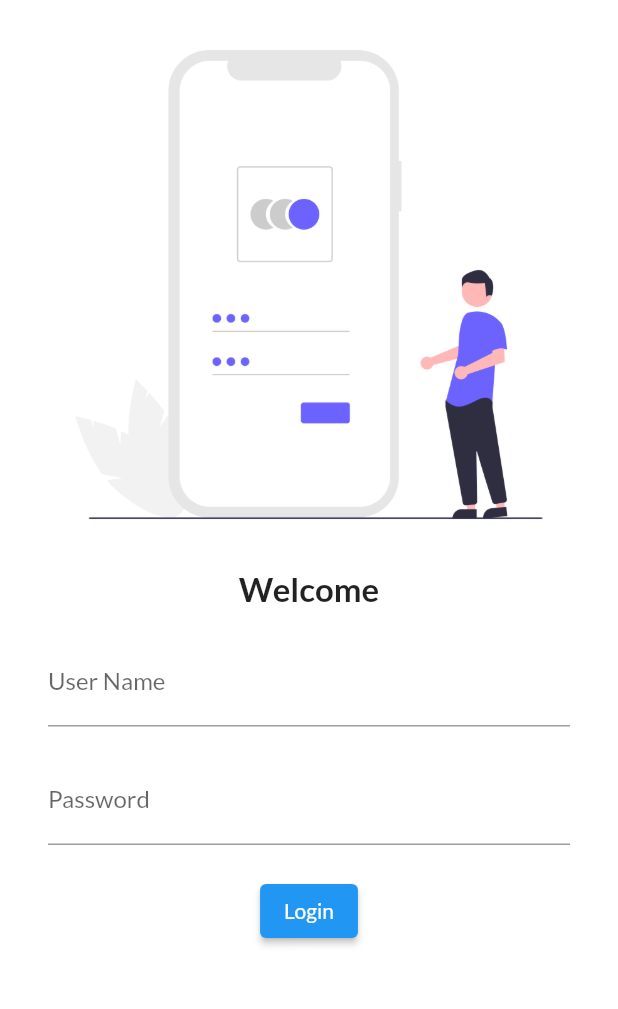
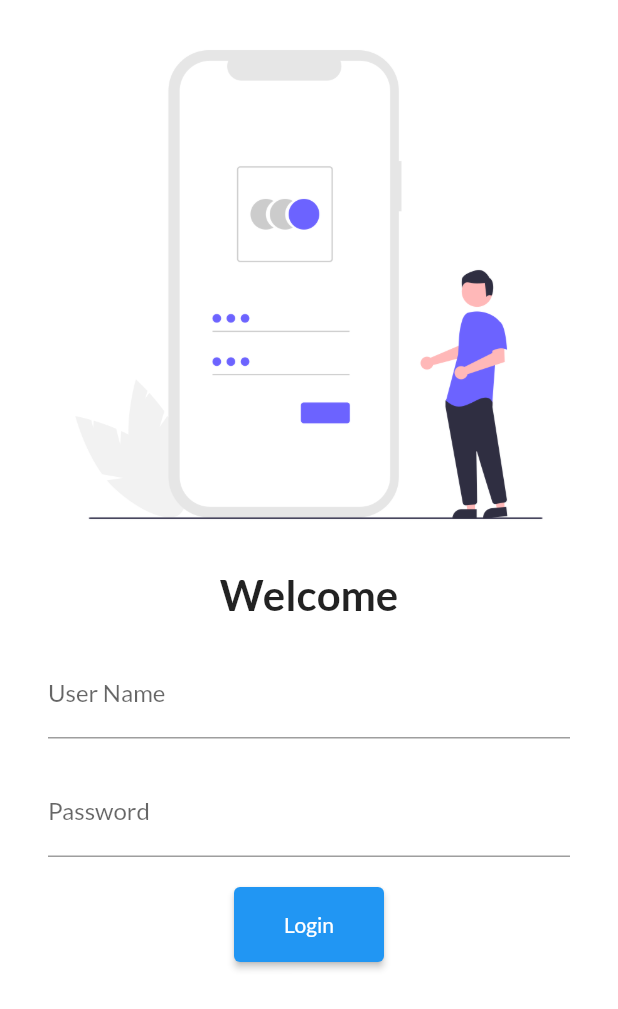
Before and after one commit to ritesh-15/flutter-tutorial, a Flutter app: the screen it shows after launch, on a phone screen of 412 x 824 dp. Shown: the top 1009 px of the screen. Run offline on Flutter 3.47's test engine with Material 2 defaults, Android fonts, the phone set to English and light mode, and no system bars; our stand-ins replace google_fonts.

```diff
--- a/lib/main.dart
+++ b/lib/main.dart
@@ -1,6 +1,7 @@
 import 'package:flutter/material.dart';
 import 'package:flutter_application/pages/home_page.dart';
 import 'package:flutter_application/pages/login_page.dart';
+import 'package:flutter_application/routes/NavigationRoutes.dart';
 import 'package:google_fonts/google_fonts.dart';
 
 void main() {
@@ -19,7 +20,8 @@ class MyApp extends StatelessWidget {
       themeMode: ThemeMode.light,
       routes: {
         "/": (context) => LoginPage(),
-        "/login": (context) => HomePage()
+        NavigationRoutes.loginRoute: (context) => LoginPage(),
+        NavigationRoutes.homeRoute: (context) => HomePage()
       },
     );
   }
--- a/lib/pages/login_page.dart
+++ b/lib/pages/login_page.dart
@@ -1,4 +1,5 @@
 import 'package:flutter/material.dart';
+import 'package:flutter_application/routes/NavigationRoutes.dart';
 
 class LoginPage extends StatelessWidget {
   const LoginPage({Key? key}) : super(key: key);
@@ -15,7 +16,7 @@ class LoginPage extends StatelessWidget {
             ),
             const Text(
               "Welcome",
-              style: TextStyle(fontSize: 22, fontWeight: FontWeight.bold),
+              style: TextStyle(fontSize: 28, fontWeight: FontWeight.bold),
             ),
             const SizedBox(
               height: 20,
@@ -40,9 +41,13 @@ class LoginPage extends StatelessWidget {
                     height: 20,
                   ),
                   ElevatedButton(
-                    onPressed: () => {},
-                    child: const Text("Login"),
-                  )
+                      onPressed: () => {
+                            Navigator.pushNamed(
+                                context, NavigationRoutes.homeRoute)
+                          },
+                      child: const Text("Login"),
+                      style: TextButton.styleFrom(
+                          minimumSize: const Size(100, 50)))
                 ],
               ),
             )
--- /dev/null
+++ b/lib/routes/NavigationRoutes.dart
@@ -0,0 +1,4 @@
+class NavigationRoutes {
+  static const String loginRoute = "/login";
+  static const String homeRoute = "/home";
+}
```
